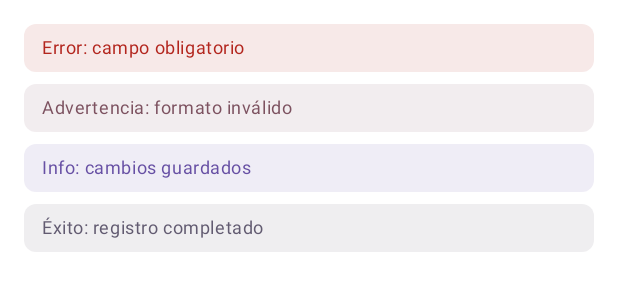
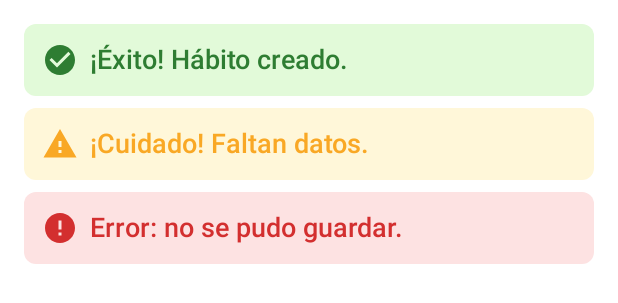
Before and after one commit to eddn-dev/TibiBalanceApp, an Android app built with Jetpack Compose: the @Preview function AlertPreview, on a phone screen of 412 x 824 dp. Shown: the top 303 px of the screen. Run offline under Robolectric (Android 15) with nearby library versions, the phone set to English and light mode, and no system bars.

Commit message:
💅 Componentes día 30 de abril

```diff
--- a/app/build.gradle.kts
+++ b/app/build.gradle.kts
@@ -61,4 +61,6 @@ dependencies {
     androidTestImplementation(libs.androidx.ui.test.junit4)
     debugImplementation(libs.androidx.ui.tooling)
     debugImplementation(libs.androidx.ui.test.manifest)
+    implementation("androidx.compose.material:material-icons-extended")
+
 }
--- a/app/src/main/java/com/app/tibibalance/ui/components/Alert.kt
+++ b/app/src/main/java/com/app/tibibalance/ui/components/Alert.kt
@@ -2,24 +2,27 @@
 package com.app.tibibalance.ui.components
 
 import androidx.compose.foundation.background
-import androidx.compose.foundation.layout.Column
-import androidx.compose.foundation.layout.Row
-import androidx.compose.foundation.layout.Spacer
-import androidx.compose.foundation.layout.fillMaxWidth
-import androidx.compose.foundation.layout.height
-import androidx.compose.foundation.layout.padding
-import androidx.compose.foundation.layout.width
+import androidx.compose.foundation.layout.*
 import androidx.compose.foundation.shape.RoundedCornerShape
+import androidx.compose.material.icons.Icons
+import androidx.compose.material.icons.filled.CheckCircle
+import androidx.compose.material.icons.filled.Warning
+import androidx.compose.material.icons.filled.Error
+import androidx.compose.material3.Icon
 import androidx.compose.material3.MaterialTheme
 import androidx.compose.material3.Text
 import androidx.compose.runtime.Composable
 import androidx.compose.ui.Alignment
 import androidx.compose.ui.Modifier
+import androidx.compose.ui.graphics.Color
+import androidx.compose.ui.text.TextStyle
+import androidx.compose.ui.text.font.FontWeight
 import androidx.compose.ui.tooling.preview.Preview
 import androidx.compose.ui.unit.dp
+import androidx.compose.ui.unit.sp
 
 enum class AlertSeverity {
-    Error, Warning, Info, Success
+    Success, Warning, Error
 }
 
 @Composable
@@ -27,50 +30,81 @@ fun Alert(
     text: String,
     severity: AlertSeverity,
     modifier: Modifier = Modifier,
-    icon: (@Composable () -> Unit)? = null
+    icon: (@Composable () -> Unit)?
 ) {
     val backgroundColor = when (severity) {
-        AlertSeverity.Error   -> MaterialTheme.colorScheme.error.copy(alpha = 0.1f)
-        AlertSeverity.Warning -> MaterialTheme.colorScheme.tertiary.copy(alpha = 0.1f)
-        AlertSeverity.Info    -> MaterialTheme.colorScheme.primary.copy(alpha = 0.1f)
-        AlertSeverity.Success -> MaterialTheme.colorScheme.secondary.copy(alpha = 0.1f)
+        AlertSeverity.Success -> Color(0xFFE2FAD9)
+        AlertSeverity.Warning -> Color(0xFFFFF7D9)
+        AlertSeverity.Error   -> Color(0xFFFDE2E2)
     }
     val contentColor = when (severity) {
-        AlertSeverity.Error   -> MaterialTheme.colorScheme.error
-        AlertSeverity.Warning -> MaterialTheme.colorScheme.tertiary
-        AlertSeverity.Info    -> MaterialTheme.colorScheme.primary
-        AlertSeverity.Success -> MaterialTheme.colorScheme.secondary
+        AlertSeverity.Success -> Color(0xFF2E7D32)
+        AlertSeverity.Warning -> Color(0xFFF9A825)
+        AlertSeverity.Error   -> Color(0xFFD32F2F)
     }
 
     Row(
         modifier = modifier
             .fillMaxWidth()
-            .background(backgroundColor, shape = RoundedCornerShape(8.dp))
-            .padding(horizontal = 12.dp, vertical = 8.dp),
-        verticalAlignment = Alignment.CenterVertically
+            .background(backgroundColor, RoundedCornerShape(8.dp))
+            .padding(horizontal = 12.dp, vertical = 12.dp),
+        verticalAlignment = Alignment.CenterVertically,
+        horizontalArrangement = Arrangement.Start
     ) {
         icon?.invoke()
-        if (icon != null) Spacer(modifier = Modifier.width(8.dp))
+        Spacer(modifier = Modifier.width(8.dp))
         Text(
             text = text,
-            style = MaterialTheme.typography.bodySmall,
-            color = contentColor
+            color = contentColor,
+            style = TextStyle(
+                fontSize = 18.sp,
+                fontWeight = FontWeight.SemiBold
+            )
         )
     }
 }
 
-@Preview(showBackground = true)
+@Preview(showBackground = true, widthDp = 320)
 @Composable
 fun AlertPreview() {
-    MaterialTheme {
-        Column(modifier = Modifier.padding(16.dp)) {
-            Alert(text = "Error: campo obligatorio", severity = AlertSeverity.Error)
-            Spacer(modifier = Modifier.height(8.dp))
-            Alert(text = "Advertencia: formato inválido", severity = AlertSeverity.Warning)
-            Spacer(modifier = Modifier.height(8.dp))
-            Alert(text = "Info: cambios guardados", severity = AlertSeverity.Info)
-            Spacer(modifier = Modifier.height(8.dp))
-            Alert(text = "Éxito: registro completado", severity = AlertSeverity.Success)
-        }
+    Column(modifier = Modifier.padding(16.dp)) {
+        Alert(
+            text = "¡Éxito! Hábito creado.",
+            severity = AlertSeverity.Success,
+            icon = {
+                Icon(
+                    imageVector = Icons.Filled.CheckCircle,
+                    contentDescription = null,
+                    tint = Color(0xFF2E7D32),
+                    modifier = Modifier.size(24.dp)
+                )
+            }
+        )
+        Spacer(modifier = Modifier.height(8.dp))
+        Alert(
+            text = "¡Cuidado! Faltan datos.",
+            severity = AlertSeverity.Warning,
+            icon = {
+                Icon(
+                    imageVector = Icons.Filled.Warning,
+                    contentDescription = null,
+                    tint = Color(0xFFF9A825),
+                    modifier = Modifier.size(24.dp)
+                )
+            }
+        )
+        Spacer(modifier = Modifier.height(8.dp))
+        Alert(
+            text = "Error: no se pudo guardar.",
+            severity = AlertSeverity.Error,
+            icon = {
+                Icon(
+                    imageVector = Icons.Filled.Error,
+                    contentDescription = null,
+                    tint = Color(0xFFD32F2F),
+                    modifier = Modifier.size(24.dp)
+                )
+            }
+        )
     }
 }
```
Also changed, not shown: app/src/main/java/com/app/tibibalance/ui/components/Caption.kt (+24 -5 lines), app/src/main/java/com/app/tibibalance/ui/components/Description.kt (+21 -5 lines), app/src/main/java/com/app/tibibalance/ui/components/InputText.kt (+69 -0 lines), app/src/main/java/com/app/tibibalance/ui/components/Subtitle.kt (+25 -5 lines), app/src/main/java/com/app/tibibalance/ui/components/Title.kt (+21 -5 lines).
